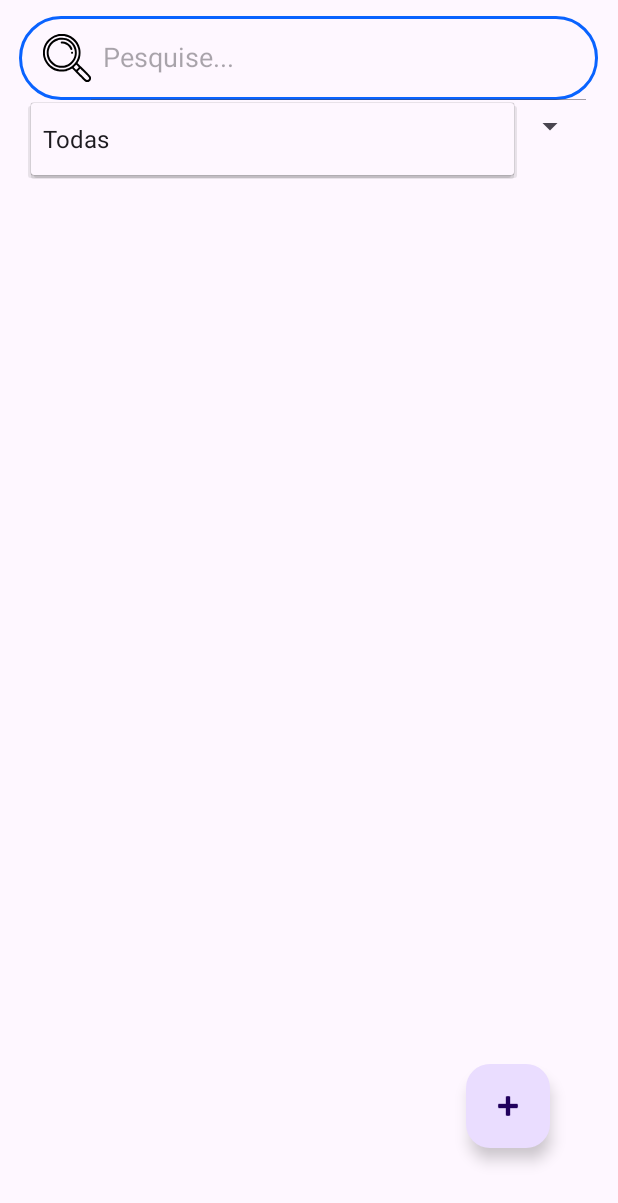
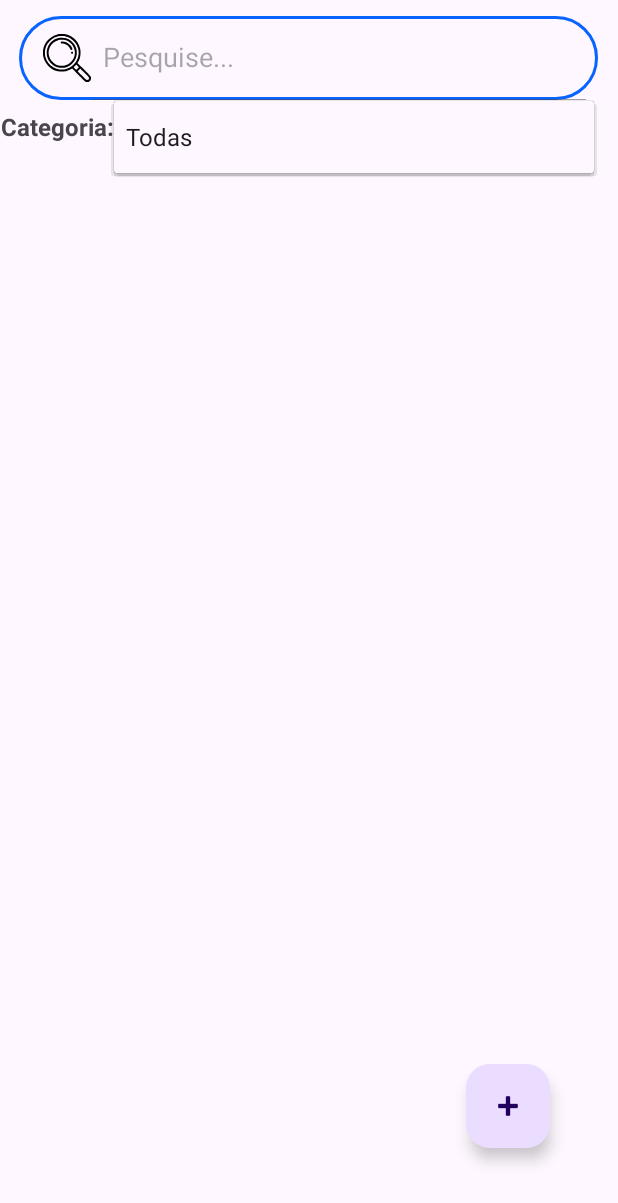
Before and after one commit to DiegoOliveira01/ShopEase, an Android app: the MainActivity screen opened directly, with no data from a screen before it, after a tap on "Todas", on a phone screen of 412 x 824 dp. Shown: the top 1203 px of the screen. Run offline under Robolectric (Android 15) with nearby library versions, the light colour scheme and no system bars; our stand-ins replace Firebase (no records; nobody signed in at launch, a user with empty details on screens opened directly).

Commit message:
Category Improved

```diff
--- a/app/src/main/java/com/example/shopease/DataClass.java
+++ b/app/src/main/java/com/example/shopease/DataClass.java
@@ -36,10 +36,11 @@ public class DataClass {
     }
 
 
-    public DataClass(String nomeProduto, String quantidadeProduto, String imagemProduto) {
+    public DataClass(String nomeProduto, String quantidadeProduto, String imagemProduto, String categoria) {
         this.nomeProduto = nomeProduto;
         this.quantidadeProduto = quantidadeProduto;
         this.imagemProduto = imagemProduto;
+        this.categoria = categoria;
     }
     public DataClass(){
 
--- a/app/src/main/java/com/example/shopease/MainActivity.java
+++ b/app/src/main/java/com/example/shopease/MainActivity.java
@@ -163,6 +163,7 @@ public class MainActivity extends AppCompatActivity {
     }
     public void searchList(String text){
         ArrayList<DataClass> searchList = new ArrayList<>();
+        categorySpinner.setSelection(categories.indexOf("Todas"));
         for (DataClass dataClass: dataList){
             if (dataClass.getNomeProduto().toLowerCase().contains(text.toLowerCase())){
                 searchList.add(dataClass);
--- a/app/src/main/res/layout/activity_main.xml
+++ b/app/src/main/res/layout/activity_main.xml
@@ -55,12 +55,27 @@
 
     <Spinner
         android:id="@+id/category_spinner"
-        android:layout_width="370dp"
-        android:layout_height="31dp"
+        android:layout_width="320dp"
+        android:layout_height="36dp"
+        android:background="@drawable/blue_border"
         app:layout_constraintBottom_toTopOf="@+id/recylerView"
         app:layout_constraintEnd_toEndOf="parent"
-        app:layout_constraintHorizontal_bias="0.487"
+        app:layout_constraintHorizontal_bias="0.824"
         app:layout_constraintStart_toStartOf="parent"
         app:layout_constraintTop_toBottomOf="@+id/search"
-        app:layout_constraintVertical_bias="0.316" />
+        app:layout_constraintVertical_bias="0.381" />
+
+    <TextView
+        android:id="@+id/textView5"
+        android:layout_width="wrap_content"
+        android:layout_height="wrap_content"
+        android:text="Categoria:"
+        android:textStyle="bold"
+        android:textSize="16dp"
+        app:layout_constraintBottom_toTopOf="@+id/recylerView"
+        app:layout_constraintEnd_toStartOf="@+id/category_spinner"
+        app:layout_constraintHorizontal_bias="0.705"
+        app:layout_constraintStart_toStartOf="parent"
+        app:layout_constraintTop_toBottomOf="@+id/search"
+        app:layout_constraintVertical_bias="0.416" />
 </androidx.constraintlayout.widget.ConstraintLayout>
```
Also changed, not shown: app/src/main/java/com/example/shopease/UpdateActivity.java (+40 -3 lines), app/src/main/java/com/example/shopease/UploadActivity.java (+21 -4 lines), app/src/main/res/drawable/bottom_black_line.xml (added, +19 -0 lines), app/src/main/res/layout/activity_update.xml (+12 -0 lines), app/src/main/res/layout/activity_upload.xml (+50 -19 lines), app/src/main/res/values/strings.xml (+9 -0 lines).
